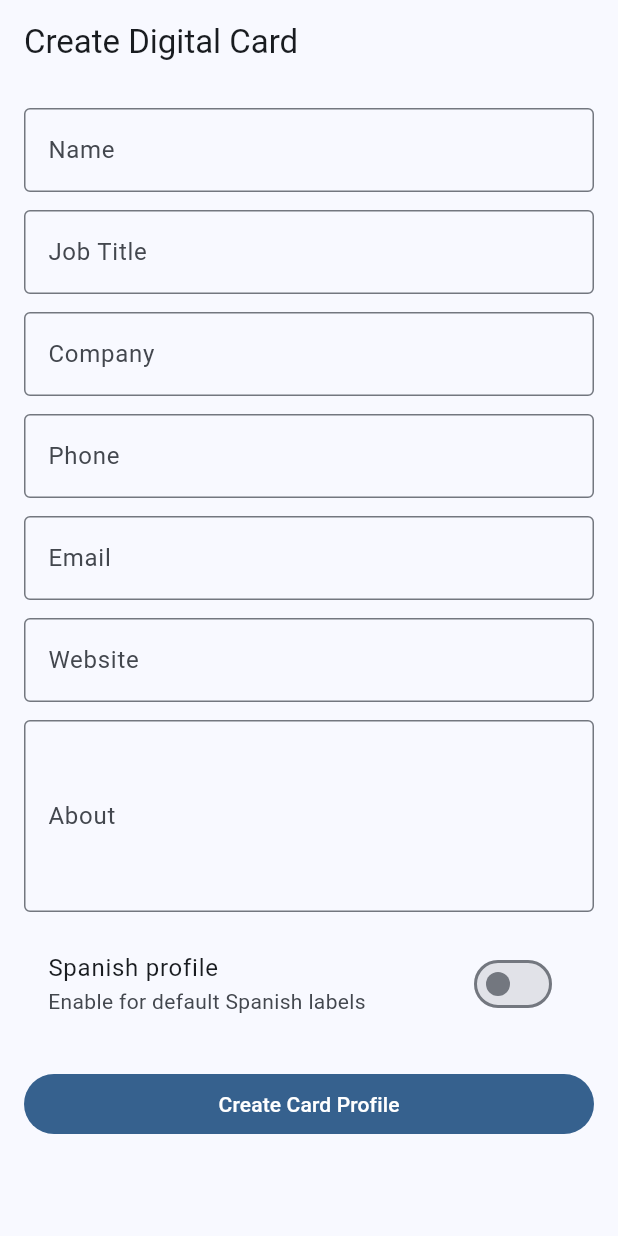
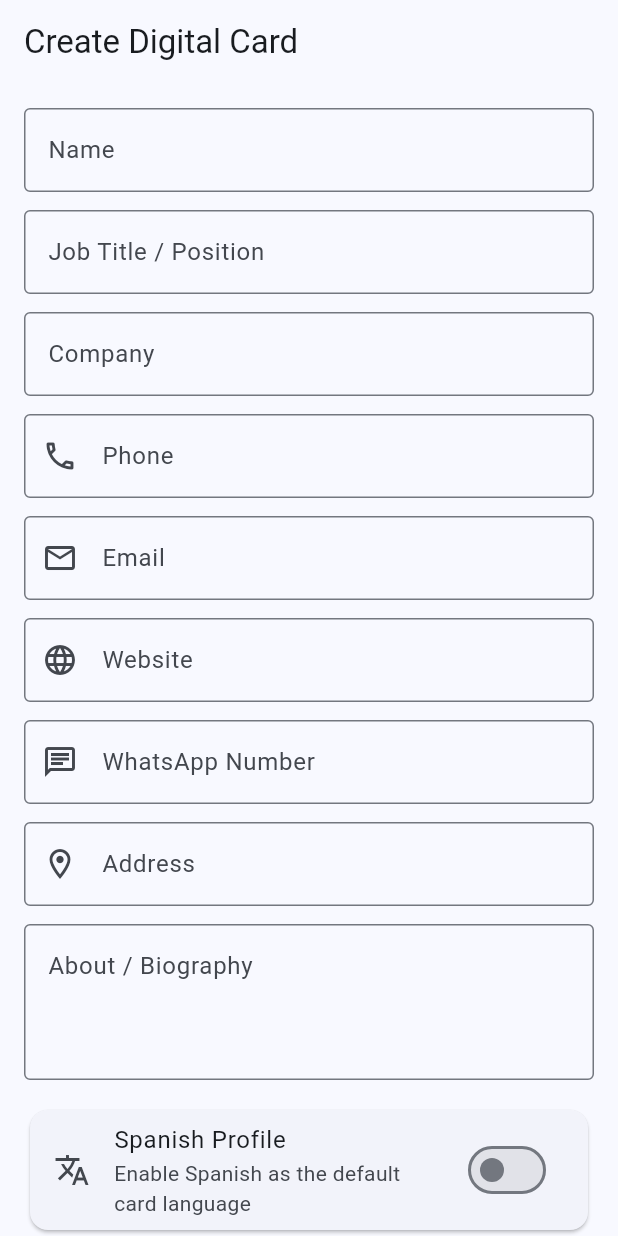
Before and after one commit to lag59/MDMTAPCARD, a Flutter app: the CreateCardScreen screen opened by its route, on a phone screen of 412 x 824 dp. Run offline on Flutter 3.47's test engine with Material 3 defaults, Android fonts, the phone set to English and light mode, and no system bars; our stand-ins replace dio, flutter_riverpod, flutter_secure_storage, go_router, qr_flutter; missing offline and left inert: nfc_manager; accounts and stored records are empty.

Commit message:
Update Flutter create card screen

```diff
--- a/apps/mobile/lib/screens/create_card_screen.dart
+++ b/apps/mobile/lib/screens/create_card_screen.dart
@@ -11,85 +11,281 @@ class CreateCardScreen extends StatefulWidget {
 
 class _CreateCardScreenState extends State<CreateCardScreen> {
   final _formKey = GlobalKey<FormState>();
+
   final _name = TextEditingController();
   final _title = TextEditingController();
   final _company = TextEditingController();
   final _phone = TextEditingController();
   final _email = TextEditingController();
   final _website = TextEditingController();
+  final _whatsapp = TextEditingController();
+  final _address = TextEditingController();
   final _about = TextEditingController();
+
   bool _isEs = false;
+  bool _isActive = true;
   bool _loading = false;
 
   Future<void> _submit() async {
     if (!_formKey.currentState!.validate()) return;
+
     setState(() => _loading = true);
+
     try {
       final profile = await ApiClient.createProfile({
         'display_name': _name.text.trim(),
         'title': _title.text.trim().isEmpty ? null : _title.text.trim(),
+        'company': _company.text.trim().isEmpty ? null : _company.text.trim(),
         'phone': _phone.text.trim().isEmpty ? null : _phone.text.trim(),
         'email': _email.text.trim().isEmpty ? null : _email.text.trim(),
         'website': _website.text.trim().isEmpty ? null : _website.text.trim(),
+        'whatsapp': _whatsapp.text.trim().isEmpty
+            ? null
+            : _whatsapp.text.trim(),
+        'address': _address.text.trim().isEmpty ? null : _address.text.trim(),
         'biography': _about.text.trim().isEmpty ? null : _about.text.trim(),
         'language': _isEs ? 'es' : 'en',
+        'is_active': _isActive,
         'social_links': [],
       });
+
       if (!mounted) return;
-      context.push('/cards/${profile['id']}/preview');
+
+      final profileId = profile['id'];
+
+      if (profileId == null) {
+        throw Exception('Profile was created but no profile ID was returned.');
+      }
+
+      context.push('/cards/$profileId/preview');
     } catch (e) {
       if (!mounted) return;
-      ScaffoldMessenger.of(context).showSnackBar(SnackBar(content: Text('Error: $e')));
+
+      ScaffoldMessenger.of(context).showSnackBar(
+        SnackBar(
+          content: Text('Error creating card: $e'),
+        ),
+      );
     } finally {
-      if (mounted) setState(() => _loading = false);
+      if (mounted) {
+        setState(() => _loading = false);
       }
+    }
+  }
+
+  @override
+  void dispose() {
+    _name.dispose();
+    _title.dispose();
+    _company.dispose();
+    _phone.dispose();
+    _email.dispose();
+    _website.dispose();
+    _whatsapp.dispose();
+    _address.dispose();
+    _about.dispose();
+    super.dispose();
   }
 
   @override
   Widget build(BuildContext context) {
     return Scaffold(
-      appBar: AppBar(title: const Text('Create Digital Card')),
-      body: Form(
+      appBar: AppBar(
+        title: const Text('Create Digital Card'),
+      ),
+      body: SafeArea(
+        child: Form(
           key: _formKey,
           child: ListView(
             padding: const EdgeInsets.all(16),
             children: [
               TextFormField(
                 controller: _name,
-              decoration: const InputDecoration(labelText: 'Name', border: OutlineInputBorder()),
-              validator: (v) => (v == null || v.trim().isEmpty) ? 'Name is required' : null,
+                textInputAction: TextInputAction.next,
+                decoration: const InputDecoration(
+                  labelText: 'Name',
+                  hintText: 'Enter full name',
+                  border: OutlineInputBorder(),
+                ),
+                validator: (value) {
+                  if (value == null || value.trim().isEmpty) {
+                    return 'Name is required';
+                  }
+
+                  return null;
+                },
               ),
               const SizedBox(height: 12),
-            TextFormField(controller: _title, decoration: const InputDecoration(labelText: 'Job Title', border: OutlineInputBorder())),
+
+              TextFormField(
+                controller: _title,
+                textInputAction: TextInputAction.next,
+                decoration: const InputDecoration(
+                  labelText: 'Job Title / Position',
+                  hintText: 'Example: CEO',
+                  border: OutlineInputBorder(),
+                ),
+              ),
               const SizedBox(height: 12),
-            TextFormField(controller: _company, decoration: const InputDecoration(labelText: 'Company', border: OutlineInputBorder())),
+
+              TextFormField(
+                controller: _company,
+                textInputAction: TextInputAction.next,
+                decoration: const InputDecoration(
+                  labelText: 'Company',
+                  hintText: 'Enter company name',
+                  border: OutlineInputBorder(),
+                ),
+              ),
               const SizedBox(height: 12),
-            TextFormField(controller: _phone, decoration: const InputDecoration(labelText: 'Phone', border: OutlineInputBorder())),
+
+              TextFormField(
+                controller: _phone,
+                keyboardType: TextInputType.phone,
+                textInputAction: TextInputAction.next,
+                decoration: const InputDecoration(
+                  labelText: 'Phone',
+                  hintText: 'Example: 919-555-1234',
+                  border: OutlineInputBorder(),
+                  prefixIcon: Icon(Icons.phone_outlined),
+                ),
+              ),
               const SizedBox(height: 12),
-            TextFormField(controller: _email, decoration: const InputDecoration(labelText: 'Email', border: OutlineInputBorder())),
+
+              TextFormField(
+                controller: _email,
+                keyboardType: TextInputType.emailAddress,
+                textInputAction: TextInputAction.next,
+                decoration: const InputDecoration(
+                  labelText: 'Email',
+                  hintText: 'name@company.com',
+                  border: OutlineInputBorder(),
+                  prefixIcon: Icon(Icons.email_outlined),
+                ),
+                validator: (value) {
+                  if (value == null || value.trim().isEmpty) {
+                    return null;
+                  }
+
+                  final email = value.trim();
+
+                  final emailPattern = RegExp(
+                    r'^[^@\s]+@[^@\s]+\.[^@\s]+$',
+                  );
+
+                  if (!emailPattern.hasMatch(email)) {
+                    return 'Enter a valid email address';
+                  }
+
+                  return null;
+                },
+              ),
               const SizedBox(height: 12),
-            TextFormField(controller: _website, decoration: const InputDecoration(labelText: 'Website', border: OutlineInputBorder())),
+
+              TextFormField(
+                controller: _website,
+                keyboardType: TextInputType.url,
+                textInputAction: TextInputAction.next,
+                decoration: const InputDecoration(
+                  labelText: 'Website',
+                  hintText: 'https://example.com',
+                  border: OutlineInputBorder(),
+                  prefixIcon: Icon(Icons.language),
+                ),
+              ),
               const SizedBox(height: 12),
+
+              TextFormField(
+                controller: _whatsapp,
+                keyboardType: TextInputType.phone,
+                textInputAction: TextInputAction.next,
+                decoration: const InputDecoration(
+                  labelText: 'WhatsApp Number',
+                  hintText: 'Example: 19195551234',
+                  border: OutlineInputBorder(),
+                  prefixIcon: Icon(Icons.chat_outlined),
+                ),
+              ),
+              const SizedBox(height: 12),
+
+              TextFormField(
+                controller: _address,
+                keyboardType: TextInputType.streetAddress,
+                textInputAction: TextInputAction.next,
+                decoration: const InputDecoration(
+                  labelText: 'Address',
+                  hintText: 'Business or mailing address',
+                  border: OutlineInputBorder(),
+                  prefixIcon: Icon(Icons.location_on_outlined),
+                ),
+              ),
+              const SizedBox(height: 12),
+
               TextFormField(
                 controller: _about,
-              maxLines: 4,
-              decoration: const InputDecoration(labelText: 'About', border: OutlineInputBorder()),
+                maxLines: 5,
+                minLines: 3,
+                decoration: const InputDecoration(
+                  labelText: 'About / Biography',
+                  hintText: 'Tell visitors about this person or business',
+                  border: OutlineInputBorder(),
+                  alignLabelWithHint: true,
                 ),
-            const SizedBox(height: 12),
-            SwitchListTile(
+              ),
+              const SizedBox(height: 16),
+
+              Card(
+                child: SwitchListTile(
                   value: _isEs,
-              onChanged: (v) => setState(() => _isEs = v),
-              title: const Text('Spanish profile'),
-              subtitle: const Text('Enable for default Spanish labels'),
+                  onChanged: (value) {
+                    setState(() => _isEs = value);
+                  },
+                  title: const Text('Spanish Profile'),
+                  subtitle: const Text(
+                    'Enable Spanish as the default card language',
                   ),
-            const SizedBox(height: 20),
-            FilledButton(
+                  secondary: const Icon(Icons.translate),
+                ),
+              ),
+              const SizedBox(height: 8),
+
+              Card(
+                child: SwitchListTile(
+                  value: _isActive,
+                  onChanged: (value) {
+                    setState(() => _isActive = value);
+                  },
+                  title: const Text('Active'),
+                  subtitle: const Text(
+                    'Allow this digital card to be publicly visible',
+                  ),
+                  secondary: const Icon(Icons.visibility_outlined),
+                ),
+              ),
+              const SizedBox(height: 24),
+
+              SizedBox(
+                height: 52,
+                child: FilledButton.icon(
                   onPressed: _loading ? null : _submit,
-              child: _loading
-                  ? const SizedBox(height: 18, width: 18, child: CircularProgressIndicator(strokeWidth: 2, color: Colors.white))
-                  : const Text('Create Card Profile'),
+                  icon: _loading
+                      ? const SizedBox(
+                          width: 20,
+                          height: 20,
+                          child: CircularProgressIndicator(
+                            strokeWidth: 2,
+                            color: Colors.white,
                           ),
+                        )
+                      : const Icon(Icons.add_card),
+                  label: Text(
+                    _loading ? 'Creating Card...' : 'Create Card Profile',
+                  ),
+                ),
+              ),
+              const SizedBox(height: 16),
             ],
+          ),
         ),
       ),
     );
```
Lines whose indentation alone changed are shown as unchanged.
